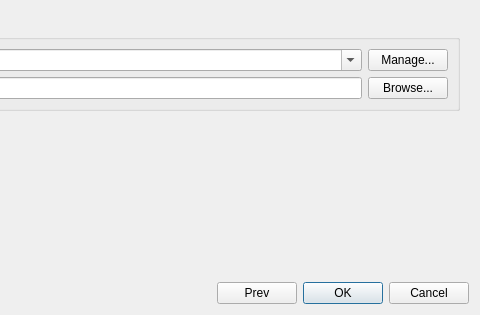
Old version of the form src/AddRepositoryDialog.ui in the repository soramimi/Guitar; both pictures show x 252 to 732 and y 0 to 315 of the 732 by 315 pixel window.
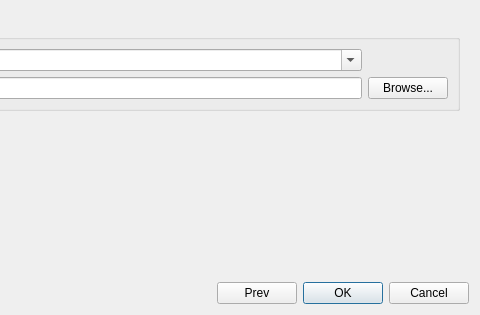
New version of the form. Custom widgets are drawn as their Qt base class.

Commit message: Add ManageWorkingFolderDialog to handle favorite directories

```diff
--- a/src/AddRepositoryDialog.ui
+++ b/src/AddRepositoryDialog.ui
@@ -79,13 +79,6 @@
             </property>
            </widget>
           </item>
-          <item row="0" column="2">
-           <widget class="QPushButton" name="pushButton_manage_favorite_dirs">
-            <property name="text">
-             <string>Manage...</string>
-            </property>
-           </widget>
-          </item>
           <item row="1" column="0">
            <widget class="QLabel" name="label">
             <property name="text">
```
Left out of the diff: 1 changed line with no effect on the pictures. The commit also changes 15 other files.
